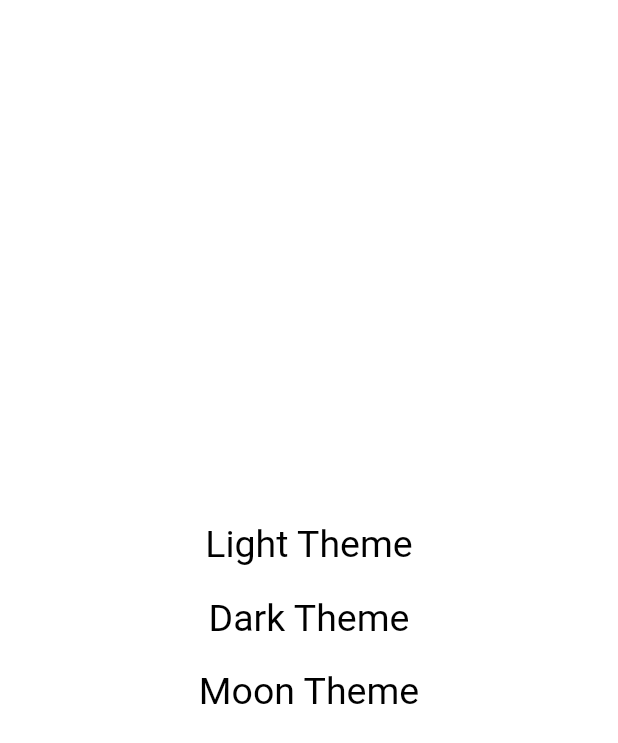
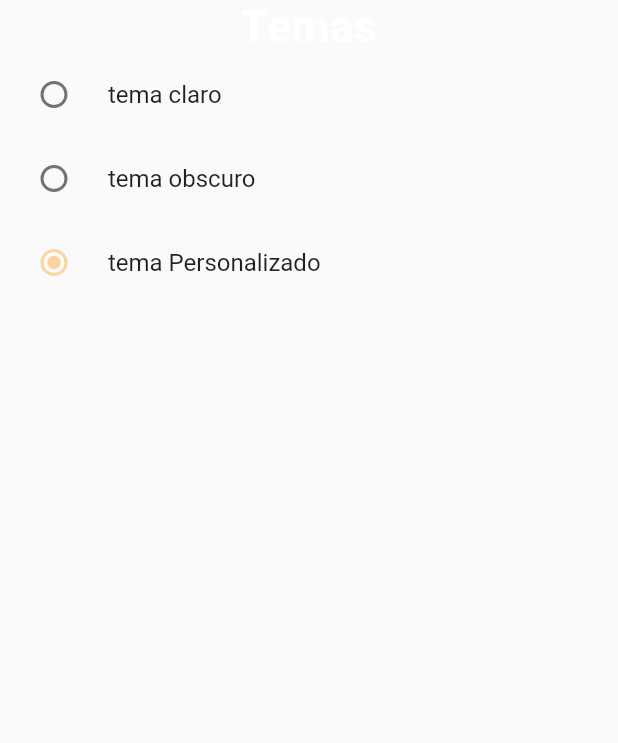
Before and after one commit to klyct/aa, a Flutter app: the ThemeSelection screen opened directly, on a phone screen of 412 x 824 dp. Shown: the top 743 px of the screen. Run offline on Flutter 3.47's test engine with Material 2 defaults, Android fonts, the phone set to English and light mode, and no system bars; our stand-ins replace form_field_validator, get, image_picker, lottie, shared_preferences, smooth_page_indicator and 2 more; missing offline and left inert: image_picker_for_web; accounts and stored records are empty; network calls fail; project files that could hold a hidden picture were left out.

Commit message:
theme sp

```diff
--- a/lib/Screens/login_responsive_screen.dart
+++ b/lib/Screens/login_responsive_screen.dart
@@ -13,6 +13,7 @@ class LoginResponsiveScreen extends StatelessWidget {
     return Responsive(
           mobile: const LoginScreen(),
           desktop: Container(
+
             decoration: const BoxDecoration(
             image: DecorationImage(image: AssetImage('assets/f1.jpg'),
             fit: BoxFit.cover,
--- a/lib/main.dart
+++ b/lib/main.dart
@@ -3,6 +3,7 @@ import 'package:aa/provider/theme_provider.dart';
 import 'package:aa/routes.dart';
 import 'package:flutter/material.dart';
 import 'package:flutter/services.dart';
+import 'package:get/get_navigation/src/root/get_material_app.dart';
 import 'package:provider/provider.dart';
 import 'package:shared_preferences/shared_preferences.dart';
 Future<void> main() async{
@@ -29,7 +30,7 @@ class  aaApp extends StatelessWidget {
   @override
   Widget build(BuildContext context) {
         ThemeProvider theme = Provider.of<ThemeProvider>(context);
-    return MaterialApp (
+    return GetMaterialApp (
         theme: theme.getthemeData(),
         routes: getApplicationRoutes(),
         home: const OnBoardingScreen(),
--- a/lib/theme_components/theme_selection.dart
+++ b/lib/theme_components/theme_selection.dart
@@ -1,82 +1,77 @@
 import 'package:flutter/material.dart';
+import 'package:get/get.dart';
 import 'package:provider/provider.dart';
+import '../provider/provider1.dart';
 import '../provider/theme_provider.dart';
-import '../settings/styles.dart';
 
 class ThemeSelection extends StatefulWidget {
-  const ThemeSelection({super.key});
+  const ThemeSelection({Key? key}) : super(key: key);
 
   @override
-  State<ThemeSelection> createState() => _ThemeSelectionState();
+  _ThemeSelection createState() => _ThemeSelection();
 }
 
-class _ThemeSelectionState extends State<ThemeSelection> {
+class _ThemeSelection extends State<ThemeSelection> {
+  int _value = 3;
 
   @override
   Widget build(BuildContext context) {
+    const double _containerWidth = 450.0;
+    final themecontroller = Get.put(Tema());
     ThemeProvider theme = Provider.of<ThemeProvider>(context);
     return Scaffold(
-      backgroundColor: Color.fromARGB(0, 255, 206, 240),
-      resizeToAvoidBottomInset: false,
-      body: Stack(
+        body: Column(
           children: [
-                Padding(
-                  padding: const EdgeInsets.symmetric(),
+            Text(
+              "Temas",
+              style: TextStyle(
+                  color: Theme.of(context).colorScheme.onBackground,
+                  fontSize: 30,
+                  fontWeight: FontWeight.bold),
+            ),
+            SizedBox(
+              width: 750,
               child: Column(
-                    mainAxisAlignment: MainAxisAlignment.center,
+                mainAxisAlignment: MainAxisAlignment.start,
+                crossAxisAlignment: CrossAxisAlignment.center,
                 children: [
-                       Center(child:
-                      GestureDetector(
-                        child:const Text('Light Theme',
-                        style: TextStyle(
-                          color: Colors.black,
-                          fontSize: 25
-                        ),),
-                        onTap: () {
-                          theme.setthemeData(StylesApp.lightTheme(context));
+                  RadioListTile(
+                    value: 1,
+                    groupValue: _value,
+                    onChanged: (val) {
                       setState(() {
-
+                        _value = val!;
                       });
+                      themecontroller.temaClaro();
                     },
+                    title: Text('tema claro'),
                   ),
+                  RadioListTile(
+                    value: 2,
+                    groupValue: _value,
+                    onChanged: (val) {
+                      setState(() {
+                        _value = val!;
+                      });
+                      themecontroller.temaOscuro();
+                    },
+                    title: Text('tema obscuro'),
                   ),
-                      const SizedBox(height: 20,),
-                      Center(child:
-                      GestureDetector(
-                        child: const Text('Dark Theme',
-                        style: TextStyle(
-                          color: Colors.black,
-                          fontSize: 25
-                        ),
-                        ),
-                        onTap: () {
-                          theme.setthemeData(StylesApp.darkTheme(context));
+                  RadioListTile(
+                    value: 3,
+                    groupValue: _value,
+                    onChanged: (val) {
                       setState(() {
-
+                        _value = val!;
                       });
+                      themecontroller.temaPersonalizado(context);
                     },
-                      )),
-                      const SizedBox(height: 20,),
-                       GestureDetector(
-                         child: const Center(child: Text('Moon Theme',
-                                             style: TextStyle(
-                          color: Colors.black,
-                          fontSize: 25
-                          ),
-                          )
-                          ),
-                          onTap: () {
-                            theme.setthemeData(StylesApp.moonTheme(context));
-                            setState(() {
-
-                            });
-                        },
+                    title: Text('tema Personalizado'),
                   ),
                 ],
               ),
-                )
+            ),
           ],
-            ),
-    );
+        ));
   }
 }
--- a/pubspec.yaml
+++ b/pubspec.yaml
@@ -45,6 +45,7 @@ dependencies:
   smooth_page_indicator: ^1.0.0
   lottie: ^2.2.0
   shared_preferences: ^2.0.18
+  get: ^4.6.5
 
 dev_dependencies:
   flutter_test:
```
Also changed, not shown: lib/Screens/dashboard_screen.dart (+17 -26 lines), lib/Screens/login_screen.dart (+17 -0 lines), lib/Screens/register_screen.dart (+15 -0 lines), lib/provider/provider1.dart (added, +88 -0 lines), lib/settings/styles.dart (line endings or trailing spaces), pubspec.lock. Lines whose indentation alone changed are shown as unchanged.
